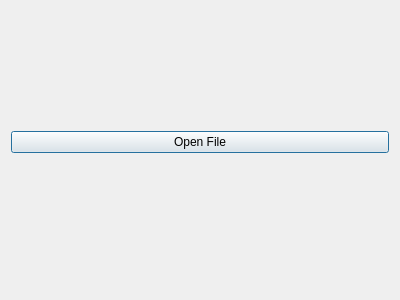
First picture: the form in src/InfoDialog.ui, repository probonopd/Filer, before the edit.
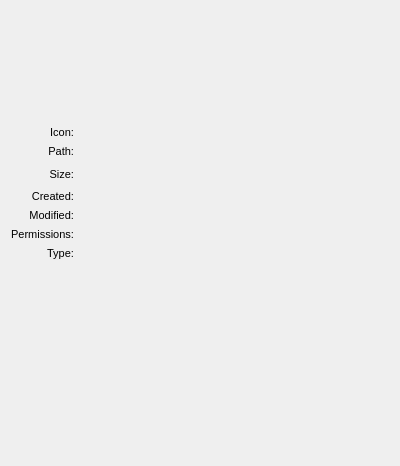
Second picture: the form after the edit.

Commit message: Improve Get Info dialog

```diff
--- a/src/InfoDialog.ui
+++ b/src/InfoDialog.ui
@@ -7,40 +7,203 @@
                 <x>0</x>
                 <y>0</y>
                 <width>400</width>
-                <height>300</height>
-            </rect>
-        </property>
+    <height>466</height>
+   </rect>
+  </property>
+  <property name="sizePolicy">
+   <sizepolicy hsizetype="Fixed" vsizetype="Preferred">
+    <horstretch>0</horstretch>
+    <verstretch>0</verstretch>
+   </sizepolicy>
+  </property>
         <property name="windowTitle">
             <string>Dialog</string>
         </property>
-        <layout class="QVBoxLayout" name="verticalLayout">
-            <item>
-                <widget class="QLabel" name="pathLabel"/>
-            </item>
-            <item>
-                <widget class="QLabel" name="sizeLabel"/>
-            </item>
-            <item>
-                <widget class="QLabel" name="createdLabel"/>
-            </item>
-            <item>
-                <widget class="QLabel" name="modifiedLabel"/>
-            </item>
-            <item>
-                <widget class="QLabel" name="permissionsLabel"/>
-            </item>
-            <item>
-                <widget class="QLabel" name="typeLabel"/>
-            </item>
-            <item>
-                <widget class="QPushButton" name="openButton">
+  <layout class="QGridLayout" name="gridLayout">
+   <item row="5" column="2">
+    <widget class="QLabel" name="permissionsInfo">
+     <property name="font">
+      <font>
+       <pointsize>8</pointsize>
+      </font>
+     </property>
+    </widget>
+   </item>
+   <item row="4" column="2">
+    <widget class="QLabel" name="modifiedInfo">
+     <property name="font">
+      <font>
+       <pointsize>8</pointsize>
+      </font>
+     </property>
+    </widget>
+   </item>
+   <item row="5" column="0">
+    <widget class="QLabel" name="permissionsLabel">
+     <property name="font">
+      <font>
+       <pointsize>8</pointsize>
+      </font>
+     </property>
+     <property name="text">
+      <string>Permissions:</string>
+     </property>
+     <property name="alignment">
+      <set>Qt::AlignRight|Qt::AlignTrailing|Qt::AlignVCenter</set>
+     </property>
+    </widget>
+   </item>
+   <item row="0" column="0">
+    <widget class="QLabel" name="iconLabel">
+     <property name="font">
+      <font>
+       <pointsize>8</pointsize>
+      </font>
+     </property>
+     <property name="text">
+      <string>Icon:</string>
+     </property>
+     <property name="alignment">
+      <set>Qt::AlignBottom|Qt::AlignRight|Qt::AlignTrailing</set>
+     </property>
+    </widget>
+   </item>
+   <item row="6" column="2">
+    <widget class="QLabel" name="typeInfo">
+     <property name="font">
+      <font>
+       <pointsize>8</pointsize>
+      </font>
+     </property>
+    </widget>
+   </item>
+   <item row="4" column="0">
+    <widget class="QLabel" name="modifiedLabel">
+     <property name="font">
+      <font>
+       <pointsize>8</pointsize>
+      </font>
+     </property>
+     <property name="text">
+      <string>Modified:</string>
+     </property>
+     <property name="alignment">
+      <set>Qt::AlignRight|Qt::AlignTrailing|Qt::AlignVCenter</set>
+     </property>
+    </widget>
+   </item>
+   <item row="0" column="2">
+    <widget class="QLabel" name="iconInfo">
+     <property name="minimumSize">
+      <size>
+       <width>0</width>
+       <height>128</height>
+      </size>
+     </property>
+     <property name="font">
+      <font>
+       <pointsize>8</pointsize>
+      </font>
+     </property>
                     <property name="text">
-                        <string>Open File</string>
+      <string/>
                     </property>
                 </widget>
             </item>
-            <item>
+   <item row="3" column="2">
+    <widget class="QLabel" name="createdInfo">
+     <property name="font">
+      <font>
+       <pointsize>8</pointsize>
+      </font>
+     </property>
+    </widget>
+   </item>
+   <item row="2" column="0">
+    <widget class="QLabel" name="sizeLabel">
+     <property name="font">
+      <font>
+       <pointsize>8</pointsize>
+      </font>
+     </property>
+     <property name="text">
+      <string>Size:</string>
+     </property>
+     <property name="alignment">
+      <set>Qt::AlignRight|Qt::AlignTrailing|Qt::AlignVCenter</set>
+     </property>
+    </widget>
+   </item>
+   <item row="3" column="0">
+    <widget class="QLabel" name="createdLabel">
+     <property name="font">
+      <font>
+       <pointsize>8</pointsize>
+      </font>
+     </property>
+     <property name="text">
+      <string>Created:</string>
+     </property>
+     <property name="alignment">
+      <set>Qt::AlignRight|Qt::AlignTrailing|Qt::AlignVCenter</set>
+     </property>
+    </widget>
+   </item>
+   <item row="2" column="2">
+    <widget class="QLabel" name="sizeInfo">
+     <property name="font">
+      <font>
+       <pointsize>8</pointsize>
+      </font>
+     </property>
+    </widget>
+   </item>
+   <item row="1" column="2">
+    <widget class="QLabel" name="pathInfo">
+     <property name="font">
+      <font>
+       <pointsize>8</pointsize>
+      </font>
+     </property>
+    </widget>
+   </item>
+   <item row="1" column="0">
+    <widget class="QLabel" name="pathLabel">
+     <property name="font">
+      <font>
+       <pointsize>8</pointsize>
+      </font>
+     </property>
+     <property name="text">
+      <string>Path:</string>
+     </property>
+     <property name="alignment">
+      <set>Qt::AlignRight|Qt::AlignTrailing|Qt::AlignVCenter</set>
+     </property>
+    </widget>
+   </item>
+   <item row="6" column="0">
+    <widget class="QLabel" name="typeLabel">
+     <property name="font">
+      <font>
+       <pointsize>8</pointsize>
+      </font>
+     </property>
+     <property name="text">
+      <string>Type:</string>
+     </property>
+     <property name="alignment">
+      <set>Qt::AlignRight|Qt::AlignTrailing|Qt::AlignVCenter</set>
+     </property>
+    </widget>
+   </item>
+   <item row="7" column="2">
                 <spacer name="verticalSpacer">
+     <property name="font">
+      <font>
+       <pointsize>8</pointsize>
+      </font>
+     </property>
                     <property name="orientation">
                         <enum>Qt::Vertical</enum>
                     </property>
@@ -52,6 +215,19 @@
                     </property>
                 </spacer>
             </item>
+   <item row="2" column="3">
+    <spacer name="horizontalSpacer">
+     <property name="orientation">
+      <enum>Qt::Horizontal</enum>
+     </property>
+     <property name="sizeHint" stdset="0">
+      <size>
+       <width>40</width>
+       <height>20</height>
+      </size>
+     </property>
+    </spacer>
+   </item>
         </layout>
     </widget>
     <layoutdefault spacing="6" margin="11"/>
```
Lines whose indentation alone changed are shown as unchanged. The commit also changes 2 other files.
